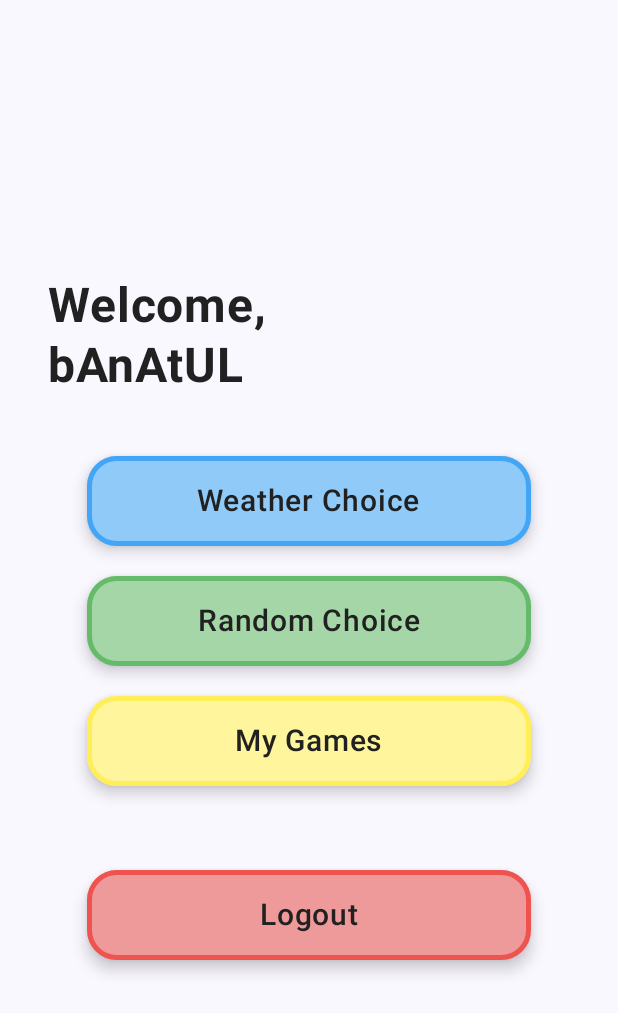
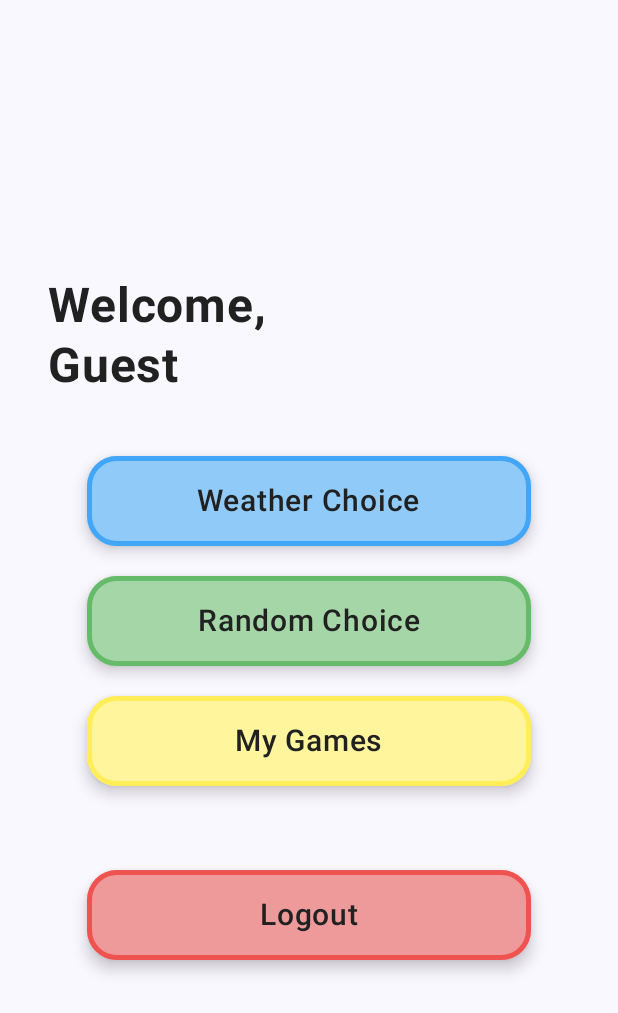
Before and after one commit to NicuBalatici/WeatherSteam, an Android app built with Jetpack Compose: the MainScreen screen opened through its navigation route, on a phone screen of 412 x 824 dp. Shown: the top 1013 px of the screen. Run offline under Robolectric (Android 15) with nearby library versions, the phone set to English and light mode, and no system bars.

Commit message:
token from login added

```diff
--- a/client/app/src/main/java/com/example/weathersteam/AppNavigation.kt
+++ b/client/app/src/main/java/com/example/weathersteam/AppNavigation.kt
@@ -51,7 +51,9 @@ fun AppNavigation(context: Context?) {
 
         // --- MAIN MENU ---
         composable(route = AppRoutes.MAIN) {
+            val currentUsername = sessionManager?.fetchUserFromToken() ?: "Guest"
             MainScreen(
+                username = currentUsername,
                 onWeatherChoiceClick = { navController.navigate(AppRoutes.WEATHER) },
                 onRandomChoiceClick = { navController.navigate(AppRoutes.RANDOM) },
                 onMyGamesClick = { navController.navigate(AppRoutes.MY_GAMES) },
--- a/client/app/src/main/java/com/example/weathersteam/MainActivity.kt
+++ b/client/app/src/main/java/com/example/weathersteam/MainActivity.kt
@@ -7,6 +7,7 @@ import androidx.compose.foundation.layout.fillMaxSize
 import androidx.compose.material3.*
 import androidx.compose.ui.Modifier
 import com.example.weathersteam.ui.theme.WeatherSteamTheme
+import org.json.JSONObject
 
 class MainActivity : ComponentActivity() {
     override fun onCreate(savedInstanceState: Bundle?) {
--- a/client/app/src/main/java/com/example/weathersteam/ui/theme/MainScreen.kt
+++ b/client/app/src/main/java/com/example/weathersteam/ui/theme/MainScreen.kt
@@ -25,6 +25,7 @@ val SketchTextColor = Color(0xFF212121)
 
 @Composable
 fun MainScreen(
+    username: String,
     onWeatherChoiceClick: () -> Unit,
     onRandomChoiceClick: () -> Unit,
     onMyGamesClick: () -> Unit,
@@ -37,7 +38,7 @@ fun MainScreen(
         contentAlignment = Alignment.Center
     ) {
         SuccessView(
-            username = "bAnAtUL",
+            username = username,
             onWeatherChoiceClick = onWeatherChoiceClick,
             onRandomChoiceClick = onRandomChoiceClick,
             onMyGamesClick = onMyGamesClick,
```
Also changed, not shown: client/app/src/main/java/com/example/weathersteam/helpers/SessionManager.kt (+30 -1 lines).
